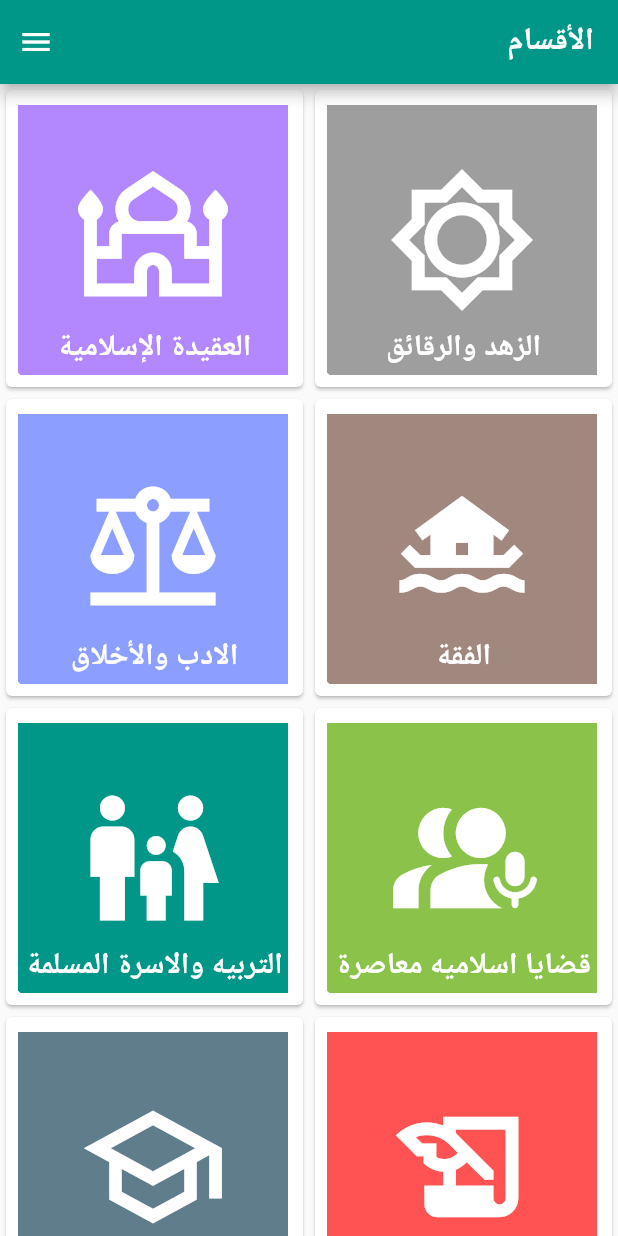
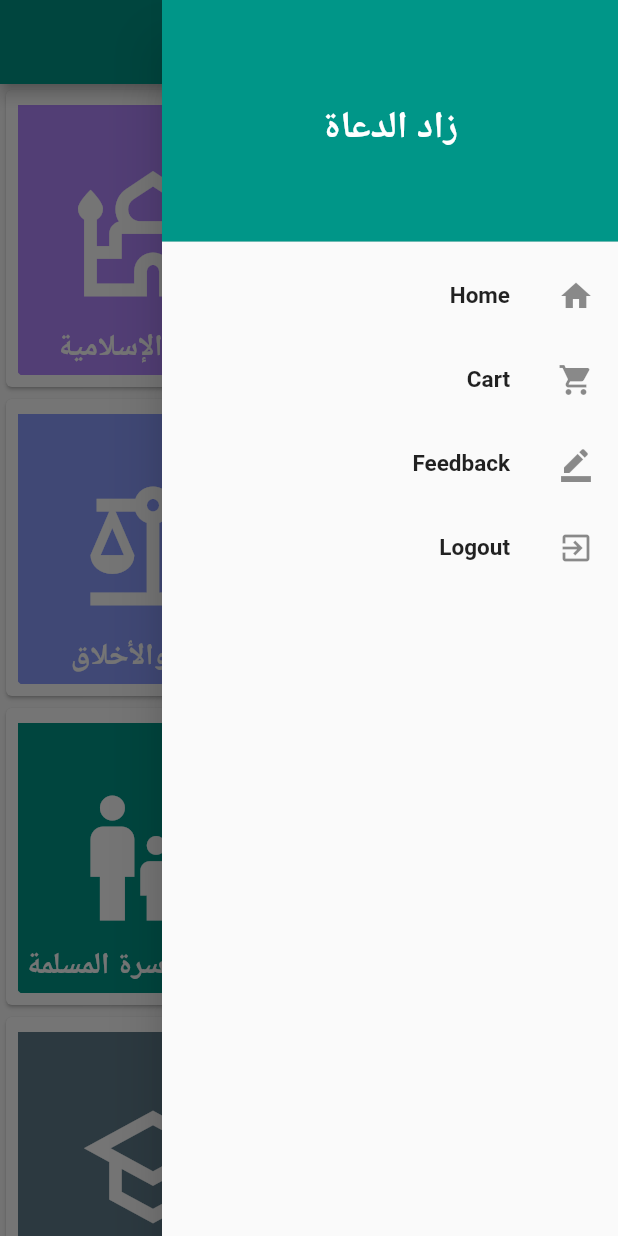
Before and after one commit to NagyElseady/Zad, a Flutter app: the screen it shows after launch, with the side drawer open (before the commit the screen has no drawer), on a phone screen of 412 x 824 dp. Run offline on Flutter 3.47's test engine with Material 2 defaults, Android fonts, the phone set to English and light mode, and no system bars; our stand-ins replace flutter_bloc.

Commit message:
Show side menu correctly

```diff
--- a/lib/main.dart
+++ b/lib/main.dart
@@ -10,40 +10,36 @@ void main() {
 class MyApp extends StatelessWidget {
   const MyApp({super.key});
 
-  static const String title = 'Flutter Code Sample';
-
   @override
   Widget build(BuildContext context) {
-    return MaterialApp(
+    return const MaterialApp(
+      title: 'Localizations Sample App',
+      home: HomePage(),
       debugShowCheckedModeBanner: false,
-      home: SectionsScreen(),
-      title: 'Localizations Sample App',
-      localizationsDelegates: const [
+      localizationsDelegates: [
         GlobalMaterialLocalizations.delegate,
         GlobalWidgetsLocalizations.delegate,
         GlobalCupertinoLocalizations.delegate,
       ],
-      supportedLocales: const [
+      supportedLocales: [
         Locale('ar'),
       ],
     );
   }
 }
 
-class MyHomePage extends StatelessWidget {
-  const MyHomePage({super.key});
+class HomePage extends StatelessWidget {
+  const HomePage({super.key});
 
   @override
   Widget build(BuildContext context) {
     return Scaffold(
+      appBar: AppBar(
+        title: const Text('زاد الدعاة'),
+        backgroundColor: Colors.teal,
+      ),
       drawer: const SideDrawer(),
-      appBar: AppBar(
-        title: const Text('SideBar menu - FlutterCorner'),
-        backgroundColor: Colors.black,
-      ),
-      body: const Center(
-        child: Text('Side Menu Tutorial'),
-      ),
+      body: SectionsScreen(),
     );
   }
 }
--- a/lib/sections/sections_screen.dart
+++ b/lib/sections/sections_screen.dart
@@ -141,21 +141,8 @@ class SectionsScreen extends StatelessWidget {
             listener: (context, state) {},
             builder: (context, state) {
               return Scaffold(
-                  appBar: AppBar(
-                    backgroundColor: Colors.teal,
-                    actions: [
-                      IconButton(
-                        onPressed: () {
-                          Navigator.pop(context);
-                        },
-                        icon: const Icon(
-                          Icons.menu,
-                        ),
-                      ),
-                    ],
-                    title: const Text('الأقسام'),
-                  ),
-                  body: screenView(context));
+                body: screenView(context),
+              );
             }));
   }
 
--- a/lib/shared/ui/side_drawer.dart
+++ b/lib/shared/ui/side_drawer.dart
@@ -5,21 +5,17 @@ class SideDrawer extends StatelessWidget {
 
   @override
   Widget build(BuildContext context) {
-    return Scaffold(
-        appBar: AppBar(
-          title: Text(''),
-        ),
-        drawer: Drawer(
+    return Drawer(
       child: ListView(
         padding: EdgeInsets.zero,
         children: <Widget>[
           const DrawerHeader(
             decoration: BoxDecoration(
-                  color: Colors.black,
+              color: Colors.teal,
             ),
             child: Center(
               child: Text(
-                    'Side menu  FlutterCorner',
+                'زاد الدعاة',
                 textAlign: TextAlign.center,
                 style: TextStyle(color: Colors.white, fontSize: 25),
               ),
@@ -47,6 +43,6 @@ class SideDrawer extends StatelessWidget {
           ),
         ],
       ),
-        ));
+    );
   }
 }
--- a/pubspec.yaml
+++ b/pubspec.yaml
@@ -54,7 +54,6 @@ dependencies:
   rxdart: ^0.27.7
   flutter_localization: ^0.1.10
   intl_utils: ^2.8.1
-  easy_sidemenu: ^0.4.1+1
   flutter_localizations:
     sdk: flutter
   intl: any
```
Also changed, not shown: pubspec.lock. Lines whose indentation alone changed are shown as unchanged.
